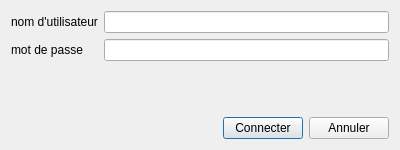
Qt form ui/sign-in.ui (jerome-diver/OC-openFoodFacts) before a commit.
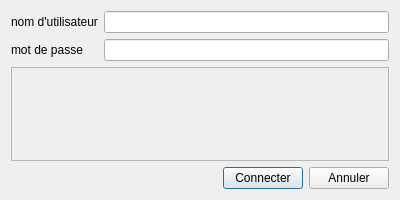
The same form after that commit. Icons and pictures are not drawn.

```diff
--- a/ui/sign-in.ui
+++ b/ui/sign-in.ui
@@ -7,13 +7,19 @@
     <x>0</x>
     <y>0</y>
     <width>400</width>
-    <height>150</height>
+    <height>200</height>
    </rect>
   </property>
-  <property name="maximumSize">
+  <property name="minimumSize">
    <size>
     <width>400</width>
-    <height>150</height>
+    <height>200</height>
+   </size>
+  </property>
+  <property name="maximumSize">
+   <size>
+    <width>600</width>
+    <height>200</height>
    </size>
   </property>
   <property name="windowTitle">
@@ -56,6 +62,18 @@
     </layout>
    </item>
    <item>
+    <widget class="QFrame" name="frame">
+     <property name="styleSheet">
+      <string notr="true">border-image: url(:/images/assets/images/OpenClassRooms__clair__1.png);</string>
+     </property>
+     <property name="frameShape">
+      <enum>QFrame::StyledPanel</enum>
+     </property>
+     <property name="frameShadow">
+      <enum>QFrame::Raised</enum>
+     </property>
+     <layout class="QVBoxLayout" name="verticalLayout_2">
+      <item>
     <spacer name="verticalSpacer">
      <property name="orientation">
       <enum>Qt::Vertical</enum>
@@ -63,16 +81,12 @@
      <property name="sizeHint" stdset="0">
       <size>
        <width>20</width>
-       <height>40</height>
+          <height>73</height>
       </size>
      </property>
     </spacer>
    </item>
-   <item>
-    <widget class="QLabel" name="status">
-     <property name="text">
-      <string/>
-     </property>
+     </layout>
     </widget>
    </item>
    <item>
@@ -80,6 +94,20 @@
      <property name="sizeConstraint">
       <enum>QLayout::SetFixedSize</enum>
      </property>
+     <item>
+      <widget class="QLabel" name="status">
+       <property name="font">
+        <font>
+         <pointsize>10</pointsize>
+         <weight>75</weight>
+         <bold>true</bold>
+        </font>
+       </property>
+       <property name="text">
+        <string/>
+       </property>
+      </widget>
+     </item>
      <item>
       <spacer name="horizontalSpacer">
        <property name="orientation">
```
Left out of the diff: 2 changed lines with no effect on the pictures. Lines whose indentation alone changed are shown as unchanged.
